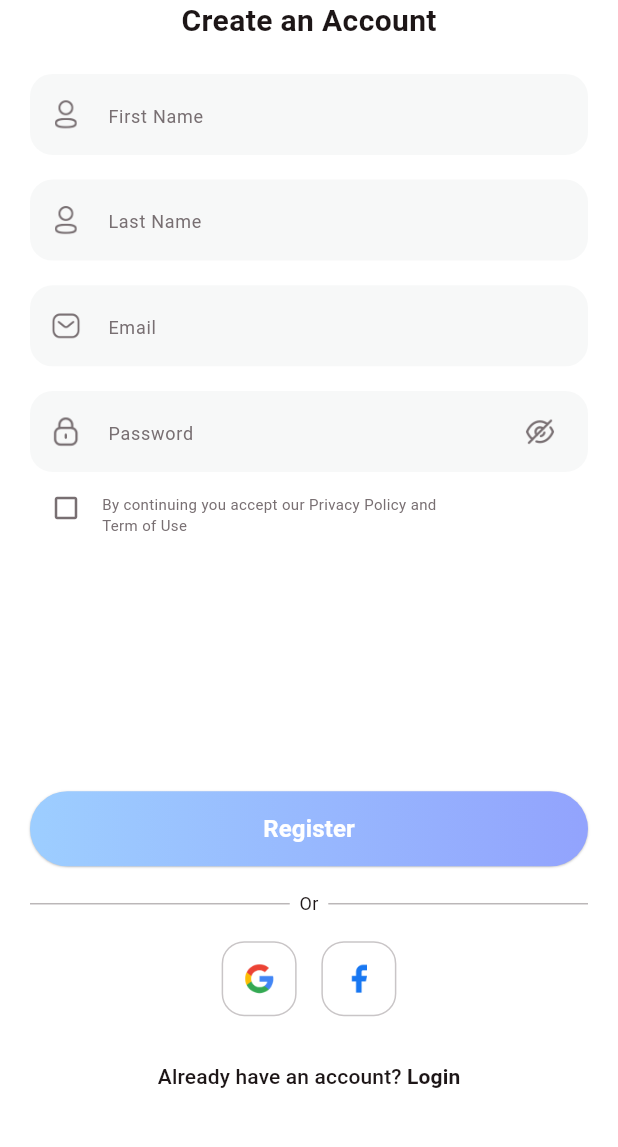
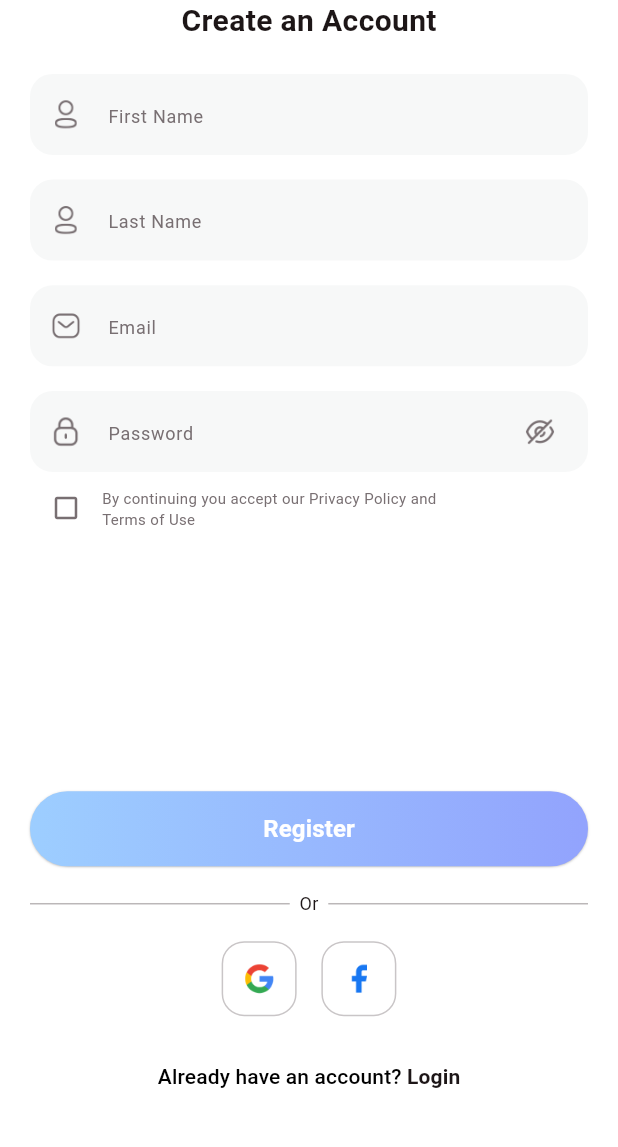
Before and after one commit to MRUDALPATEL/FitTrackPro, a Flutter app: the SignUpView screen opened directly, on a phone screen of 412 x 824 dp, the part 35-1182 px from its top. Run offline on Flutter 3.47's test engine with Material 3 defaults, Android fonts, the phone set to English and light mode, and no system bars; our stand-ins replace animated_toggle_switch, carousel_slider, firebase_auth, firebase_core, fl_chart, google_sign_in and 2 more; missing offline and left inert: dotted_dashed_line, simple_animation_progress_bar; accounts and stored records are empty; Roboto replaces fonts that are missing (Poopins).

Commit message:
google_sign in and password management

```diff
--- a/lib/view/login/signup_view.dart
+++ b/lib/view/login/signup_view.dart
@@ -1,10 +1,11 @@
-
+import 'package:firebase_auth/firebase_auth.dart'; // For Firebase Authentication
 import 'package:finalproject/common/colo_extension.dart';
 import 'package:finalproject/common_widget/round_button.dart';
 import 'package:finalproject/common_widget/round_textfield.dart';
 import 'package:finalproject/view/login/complete_profile_view.dart';
 import 'package:finalproject/view/login/login_view.dart';
 import 'package:flutter/material.dart';
+import 'package:google_sign_in/google_sign_in.dart';
 
 class SignUpView extends StatefulWidget {
   const SignUpView({super.key});
@@ -14,10 +15,114 @@ class SignUpView extends StatefulWidget {
 }
 
 class _SignUpViewState extends State<SignUpView> {
+  // Controllers for the input fields
+  final TextEditingController _firstNameController = TextEditingController();
+  final TextEditingController _lastNameController = TextEditingController();
+  final TextEditingController _emailController = TextEditingController();
+  final TextEditingController _passwordController = TextEditingController();
+
   bool isCheck = false;
+  bool isLoading = false;
+
+  @override
+  void dispose() {
+    // Dispose controllers to free resources
+    _firstNameController.dispose();
+    _lastNameController.dispose();
+    _emailController.dispose();
+    _passwordController.dispose();
+    super.dispose();
+  }
+
+  // Function to handle user registration
+  Future<void> _registerUser() async {
+    if (!isCheck) {
+      ScaffoldMessenger.of(context).showSnackBar(
+        const SnackBar(content: Text('Please accept the Privacy Policy and Terms.')),
+      );
+      return;
+    }
+
+    if (_firstNameController.text.trim().isEmpty ||
+        _lastNameController.text.trim().isEmpty ||
+        _emailController.text.trim().isEmpty ||
+        _passwordController.text.trim().isEmpty) {
+      ScaffoldMessenger.of(context).showSnackBar(
+        const SnackBar(content: Text('All fields are required!')),
+      );
+      return;
+    }
+
+    setState(() {
+      isLoading = true;
+    });
+
+    try {
+      final UserCredential userCredential =
+          await FirebaseAuth.instance.createUserWithEmailAndPassword(
+        email: _emailController.text.trim(),
+        password: _passwordController.text.trim(),
+      );
+
+      // Display success message and navigate to the Complete Profile page
+      ScaffoldMessenger.of(context).showSnackBar(
+        const SnackBar(content: Text('Registration successful!')),
+      );
+
+      Navigator.pushReplacement(
+        context,
+        MaterialPageRoute(builder: (context) => const CompleteProfileView()),
+      );
+    } on FirebaseAuthException catch (e) {
+      // Handle Firebase authentication errors
+      ScaffoldMessenger.of(context).showSnackBar(
+        SnackBar(content: Text(e.message ?? 'Registration failed')),
+      );
+    } finally {
+      setState(() {
+        isLoading = false;
+      });
+    }
+  }
+
+  Future<void> signInWithGoogle() async {
+  try {
+    final GoogleSignInAccount? googleUser = await GoogleSignIn().signIn();
+    if (googleUser != null) {
+      final GoogleSignInAuthentication googleAuth = await googleUser.authentication;
+
+      final credential = GoogleAuthProvider.credential(
+        accessToken: googleAuth.accessToken,
+        idToken: googleAuth.idToken,
+      );
+
+      // Sign in with Firebase
+      final UserCredential userCredential =
+          await FirebaseAuth.instance.signInWithCredential(credential);
+
+      // Navigate to the Complete Profile page after successful login
+      Navigator.push(
+        context,
+        MaterialPageRoute(builder: (context) => const CompleteProfileView()),
+      );
+
+      // Optionally, you can show a success message
+      ScaffoldMessenger.of(context).showSnackBar(
+        const SnackBar(content: Text('Google Login Successful')),
+      );
+    }
+  } catch (e) {
+    // Handle any errors that occur during sign-in
+    ScaffoldMessenger.of(context).showSnackBar(
+      SnackBar(content: Text('Google Login Failed: $e')),
+    );
+  }
+}
+
   @override
   Widget build(BuildContext context) {
     var media = MediaQuery.of(context).size;
+
     return Scaffold(
       backgroundColor: TColor.white,
       body: SingleChildScrollView(
@@ -36,39 +141,36 @@ class _SignUpViewState extends State<SignUpView> {
                   style: TextStyle(
                     color: TColor.black,
                     fontSize: 20,
-                      fontWeight: FontWeight.w700),
+                    fontWeight: FontWeight.w700,
                   ),
-                SizedBox(
-                  height: media.width * 0.05,
                 ),
-                const RoundTextField(
+                SizedBox(height: media.width * 0.05),
+                RoundTextField(
+                  controller: _firstNameController,
                   hitText: "First Name",
                   icon: "assets/img/user_text.png",
                 ),
-                SizedBox(
-                  height: media.width * 0.04,
-                ),
-                const RoundTextField(
+                SizedBox(height: media.width * 0.04),
+                RoundTextField(
+                  controller: _lastNameController,
                   hitText: "Last Name",
                   icon: "assets/img/user_text.png",
                 ),
-                SizedBox(
-                  height: media.width * 0.04,
-                ),
-                const RoundTextField(
+                SizedBox(height: media.width * 0.04),
+                RoundTextField(
+                  controller: _emailController,
                   hitText: "Email",
                   icon: "assets/img/email.png",
                   keyboardType: TextInputType.emailAddress,
                 ),
-                SizedBox(
-                  height: media.width * 0.04,
-                ),
+                SizedBox(height: media.width * 0.04),
                 RoundTextField(
+                  controller: _passwordController,
                   hitText: "Password",
                   icon: "assets/img/lock.png",
                   obscureText: true,
                   rigtIcon: TextButton(
-                      onPressed: () {},
+                    onPressed: () {}, // Handle password visibility toggle
                     child: Container(
                       alignment: Alignment.center,
                       width: 20,
@@ -79,10 +181,11 @@ class _SignUpViewState extends State<SignUpView> {
                         height: 20,
                         fit: BoxFit.contain,
                         color: TColor.gray,
-                          ))),
+                      ),
+                    ),
+                  ),
                 ),
                 Row(
-                  // crossAxisAlignment: CrossAxisAlignment.,
                   children: [
                     IconButton(
                       onPressed: () {
@@ -98,33 +201,30 @@ class _SignUpViewState extends State<SignUpView> {
                         size: 20,
                       ),
                     ),
-                    Padding(
-                      padding: const EdgeInsets.only(top: 8),
-                      child:  Text(
-                          "By continuing you accept our Privacy Policy and\nTerm of Use",
+                    Expanded(
+                      child: Text(
+                        "By continuing you accept our Privacy Policy and\nTerms of Use",
                         style: TextStyle(color: TColor.gray, fontSize: 10),
                       ),
-
-                    )
+                    ),
                   ],
                 ),
-                SizedBox(
-                  height: media.width * 0.4,
+                SizedBox(height: media.width * 0.4),
+                isLoading
+                    ? const CircularProgressIndicator()
+                    : RoundButton(
+                        title: "Register",
+                        onPressed: _registerUser,
                       ),
-                RoundButton(title: "Register", onPressed: () {
-                  Navigator.push(context, MaterialPageRoute(builder: (context) => const CompleteProfileView()  ));
-                }),
-                SizedBox(
-                  height: media.width * 0.04,
-                ),
+                SizedBox(height: media.width * 0.04),
                 Row(
-                  // crossAxisAlignment: CrossAxisAlignment.,
                   children: [
                     Expanded(
                       child: Container(
                         height: 1,
                         color: TColor.gray.withOpacity(0.5),
-                    )),
+                      ),
+                    ),
                     Text(
                       "  Or  ",
                       style: TextStyle(color: TColor.black, fontSize: 12),
@@ -133,17 +233,16 @@ class _SignUpViewState extends State<SignUpView> {
                       child: Container(
                         height: 1,
                         color: TColor.gray.withOpacity(0.5),
-                    )),
+                      ),
+                    ),
                   ],
                 ),
-                SizedBox(
-                  height: media.width * 0.04,
-                ),
+                SizedBox(height: media.width * 0.04),
                 Row(
                   mainAxisAlignment: MainAxisAlignment.center,
                   children: [
                     GestureDetector(
-                      onTap: () {},
+                      onTap: signInWithGoogle, // Handle Google login
                       child: Container(
                         width: 50,
                         height: 50,
@@ -163,13 +262,9 @@ class _SignUpViewState extends State<SignUpView> {
                         ),
                       ),
                     ),
-
-                     SizedBox(
-                      width: media.width * 0.04,
-                    ),
-
+                    SizedBox(width: media.width * 0.04),
                     GestureDetector(
-                      onTap: () {},
+                      onTap: () {}, // Handle Facebook login
                       child: Container(
                         width: 50,
                         height: 50,
@@ -188,26 +283,24 @@ class _SignUpViewState extends State<SignUpView> {
                           height: 20,
                         ),
                       ),
-                    )
+                    ),
                   ],
                 ),
-                SizedBox(
-                  height: media.width * 0.04,
-                ),
+                SizedBox(height: media.width * 0.04),
                 TextButton(
                   onPressed: () {
                     Navigator.push(
                       context,
-                        MaterialPageRoute(
-                            builder: (context) => const LoginView()));
+                      MaterialPageRoute(builder: (context) => const LoginView()),
+                    );
                   },
                   child: Row(
                     mainAxisSize: MainAxisSize.min,
                     children: [
-                      Text(
+                      const Text(
                         "Already have an account? ",
                         style: TextStyle(
-                          color: TColor.black,
+                          color: Colors.black,
                           fontSize: 14,
                         ),
                       ),
@@ -216,14 +309,13 @@ class _SignUpViewState extends State<SignUpView> {
                         style: TextStyle(
                           color: TColor.black,
                           fontSize: 14,
-                            fontWeight: FontWeight.w700),
-                      )
+                          fontWeight: FontWeight.w700,
+                        ),
+                      ),
                     ],
                   ),
                 ),
-                SizedBox(
-                  height: media.width * 0.04,
-                ),
+                SizedBox(height: media.width * 0.04),
               ],
             ),
           ),
```
Also changed, not shown: lib/main.dart (+5 -3 lines), 2 other files. Lines whose indentation alone changed are shown as unchanged.
